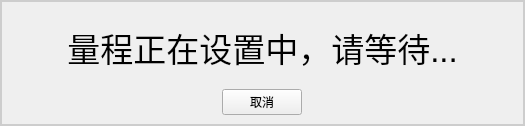
Before: the Qt Designer form splashwidget.ui in MrXiaomao/Cu_Activation, drawn with Qt 5.
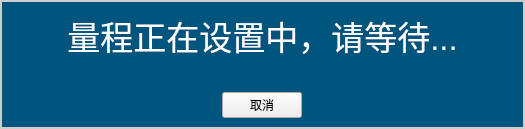
After: the same form once the commit is applied. Custom widgets are drawn as their Qt base class.

```diff
--- a/splashwidget.ui
+++ b/splashwidget.ui
@@ -15,15 +15,24 @@
   </property>
   <property name="styleSheet">
    <string notr="true">QWidget#SplashWidget{
-background-color:qlineargradient(x1: 0, y1: 0, x2: 0, y2: 1,
-                stop: 0 #cbdcf1, 
-                stop: 0.5 #cddff4, 
-                stop: 1.0 #cddff4);
-border:2px solid;
-border-color:#cdcdcd;
+	background-color: rgb(0, 85, 127);
+	border:2px solid #cdcdcd;
 }</string>
   </property>
   <layout class="QGridLayout" name="gridLayout">
+   <item row="2" column="0">
+    <spacer name="horizontalSpacer">
+     <property name="orientation">
+      <enum>Qt::Horizontal</enum>
+     </property>
+     <property name="sizeHint" stdset="0">
+      <size>
+       <width>207</width>
+       <height>20</height>
+      </size>
+     </property>
+    </spacer>
+   </item>
    <item row="0" column="0" colspan="3">
     <widget class="QLabel" name="label_Info">
      <property name="sizePolicy">
@@ -37,6 +46,9 @@
        <pointsize>25</pointsize>
       </font>
      </property>
+     <property name="styleSheet">
+      <string notr="true">color: rgb(255, 255, 255);</string>
+     </property>
      <property name="text">
       <string>量程正在设置中，请等待...</string>
      </property>
@@ -45,8 +57,8 @@
      </property>
     </widget>
    </item>
-   <item row="1" column="0">
-    <spacer name="horizontalSpacer">
+   <item row="2" column="2">
+    <spacer name="horizontalSpacer_2">
      <property name="orientation">
       <enum>Qt::Horizontal</enum>
      </property>
@@ -58,28 +70,39 @@
      </property>
     </spacer>
    </item>
-   <item row="1" column="1">
+   <item row="2" column="1">
     <widget class="QPushButton" name="pushButton_cancel">
      <property name="text">
       <string>取消</string>
      </property>
     </widget>
    </item>
-   <item row="1" column="2">
-    <spacer name="horizontalSpacer_2">
-     <property name="orientation">
-      <enum>Qt::Horizontal</enum>
+   <item row="1" column="0" colspan="3">
+    <widget class="QImageProgressBar" name="progressBar" native="true">
+     <property name="minimumSize">
+      <size>
+       <width>0</width>
+       <height>20</height>
+      </size>
      </property>
-     <property name="sizeHint" stdset="0">
+     <property name="maximumSize">
       <size>
-       <width>207</width>
+       <width>16777215</width>
        <height>20</height>
       </size>
      </property>
-    </spacer>
+    </widget>
    </item>
   </layout>
  </widget>
+ <customwidgets>
+  <customwidget>
+   <class>QImageProgressBar</class>
+   <extends>QWidget</extends>
+   <header>qimageprogressbar.h</header>
+   <container>1</container>
+  </customwidget>
+ </customwidgets>
  <resources/>
  <connections/>
 </ui>
```
